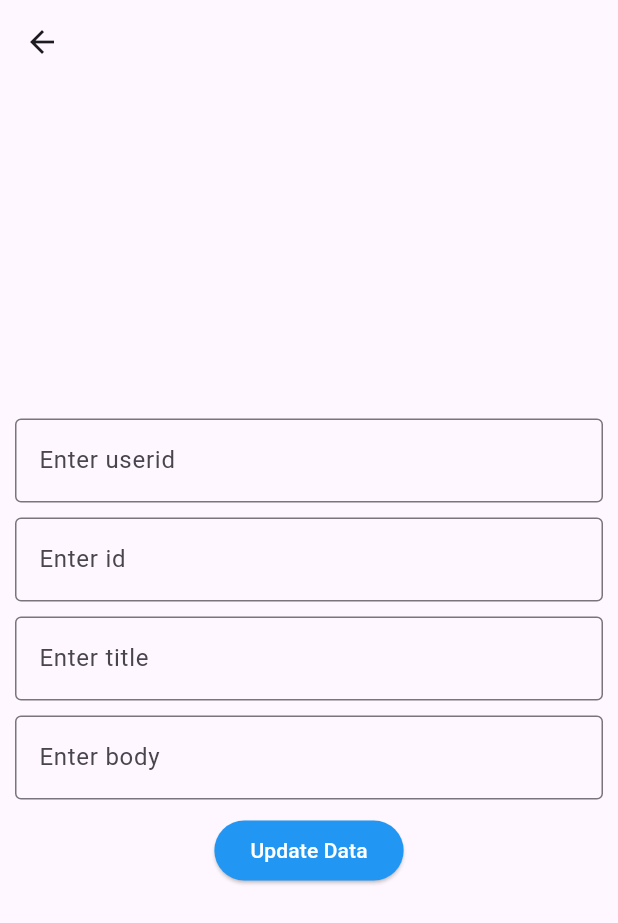
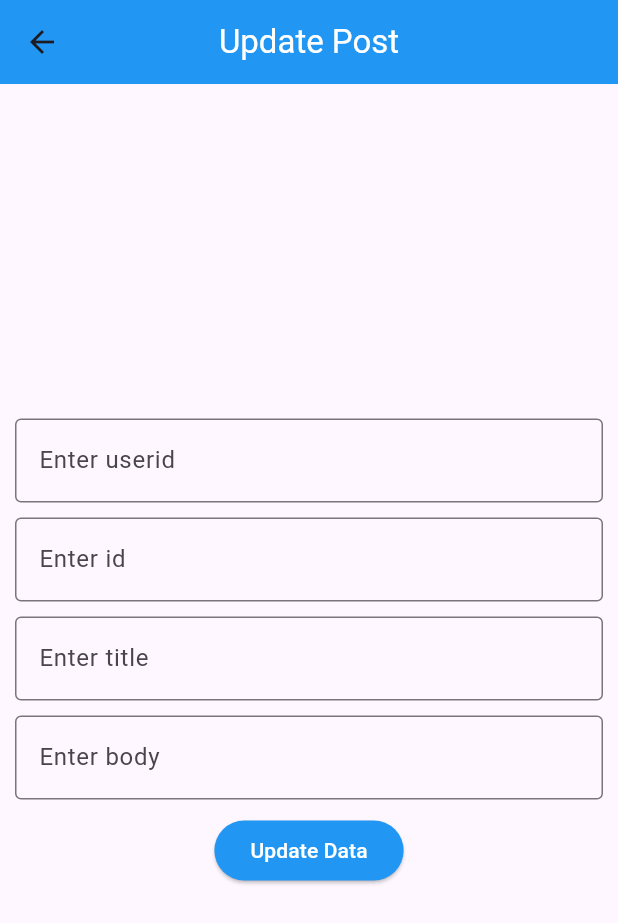
Before and after one commit to sreelakshmitu/flutter_bloc_api, a Flutter app: the UpdatePage screen opened directly, on a phone screen of 412 x 824 dp. Shown: the top 923 px of the screen. Run offline on Flutter 3.47's test engine with Material 3 defaults, Android fonts, the phone set to English and light mode, and no system bars; our stand-ins replace bloc, flutter_bloc.

Commit message:
Added : style to update page

```diff
--- a/lib/features/update/ui/updatepage.dart
+++ b/lib/features/update/ui/updatepage.dart
@@ -29,6 +29,9 @@ class _UpdatePageState extends State<UpdatePage> {
 
     return Scaffold(
       appBar: AppBar(
+        backgroundColor: Colors.blue,
+        centerTitle: true,
+        title: const Text('Update Post',style:TextStyle(color:Colors.white)),
         automaticallyImplyLeading: true,
       ),
       body:BlocConsumer<UpdateBloc,UpdateState>(
```
